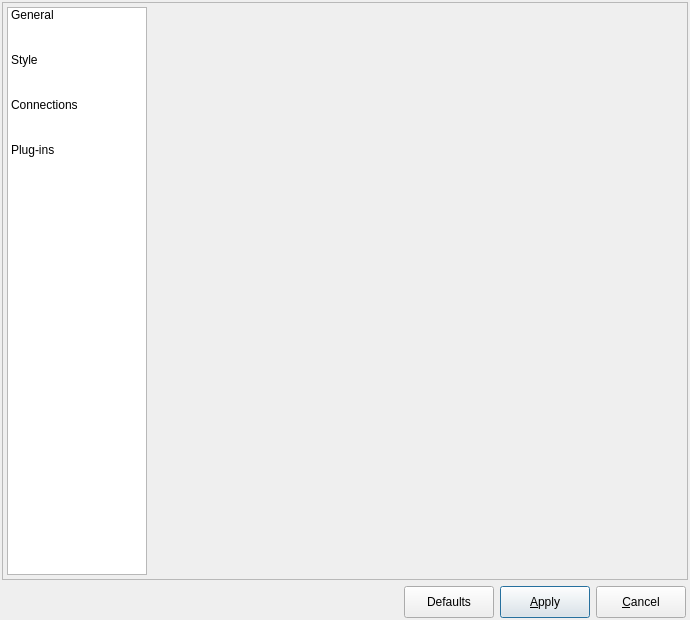
Qt form libpgmodeler_ui/ui/configurationform.ui (pgmodeler/pgmodeler) before a commit.
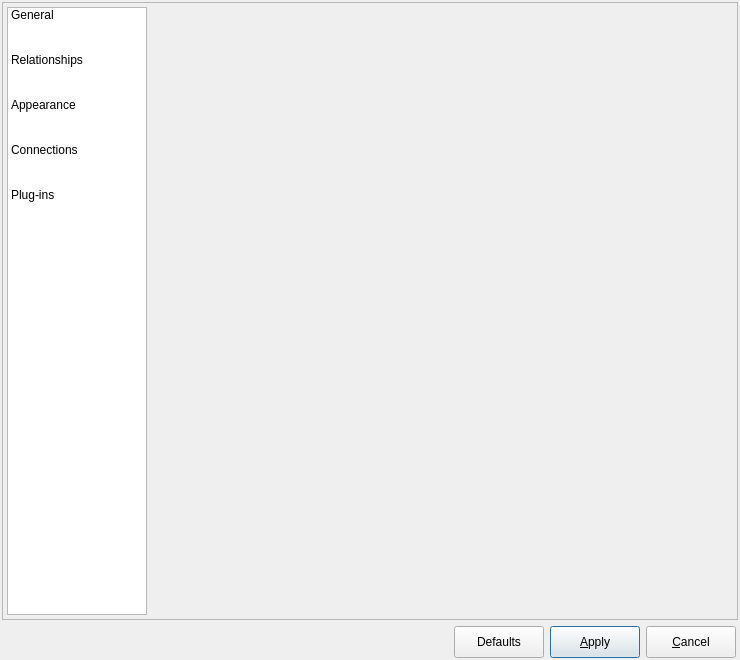
The same form after that commit. The open tabs and pages were chosen to show the change. Icons and pictures are not drawn.

Commit message:
Created the default file for relationship configuration.
The implementation of RelationshipConfigWidget is almost complete
pending only the saveConfiguration() method.

What changed in the file:
```diff
--- a/libpgmodeler_ui/ui/configurationform.ui
+++ b/libpgmodeler_ui/ui/configurationform.ui
@@ -9,20 +9,20 @@
    <rect>
     <x>0</x>
     <y>0</y>
-    <width>690</width>
-    <height>620</height>
+    <width>740</width>
+    <height>660</height>
    </rect>
   </property>
   <property name="sizePolicy">
-   <sizepolicy hsizetype="Expanding" vsizetype="Expanding">
+   <sizepolicy hsizetype="Fixed" vsizetype="Fixed">
     <horstretch>0</horstretch>
     <verstretch>0</verstretch>
    </sizepolicy>
   </property>
   <property name="minimumSize">
    <size>
-    <width>690</width>
-    <height>620</height>
+    <width>740</width>
+    <height>660</height>
    </size>
   </property>
   <property name="windowTitle">
@@ -72,6 +72,9 @@
       <property name="bottomMargin">
        <number>4</number>
       </property>
+      <property name="horizontalSpacing">
+       <number>2</number>
+      </property>
       <item row="0" column="0">
        <widget class="QListWidget" name="icons_lst">
         <property name="sizePolicy">
@@ -196,7 +199,16 @@
         </item>
         <item>
          <property name="text">
-          <string>Style</string>
+          <string>Relationships</string>
+         </property>
+         <property name="icon">
+          <iconset resource="../res/resources.qrc">
+           <normaloff>:/icones/icones/relationshiptv.png</normaloff>:/icones/icones/relationshiptv.png</iconset>
+         </property>
+        </item>
+        <item>
+         <property name="text">
+          <string>Appearance</string>
          </property>
          <property name="textAlignment">
           <set>AlignLeft|AlignVCenter</set>
@@ -275,6 +287,7 @@
           </sizepolicy>
          </property>
         </widget>
+        <widget class="QWidget" name="relationships_pg"/>
         <widget class="QWidget" name="style_pg"/>
         <widget class="QWidget" name="connections_pg"/>
         <widget class="QWidget" name="plugins_pg"/>
```
The commit also changes 24 other files.
